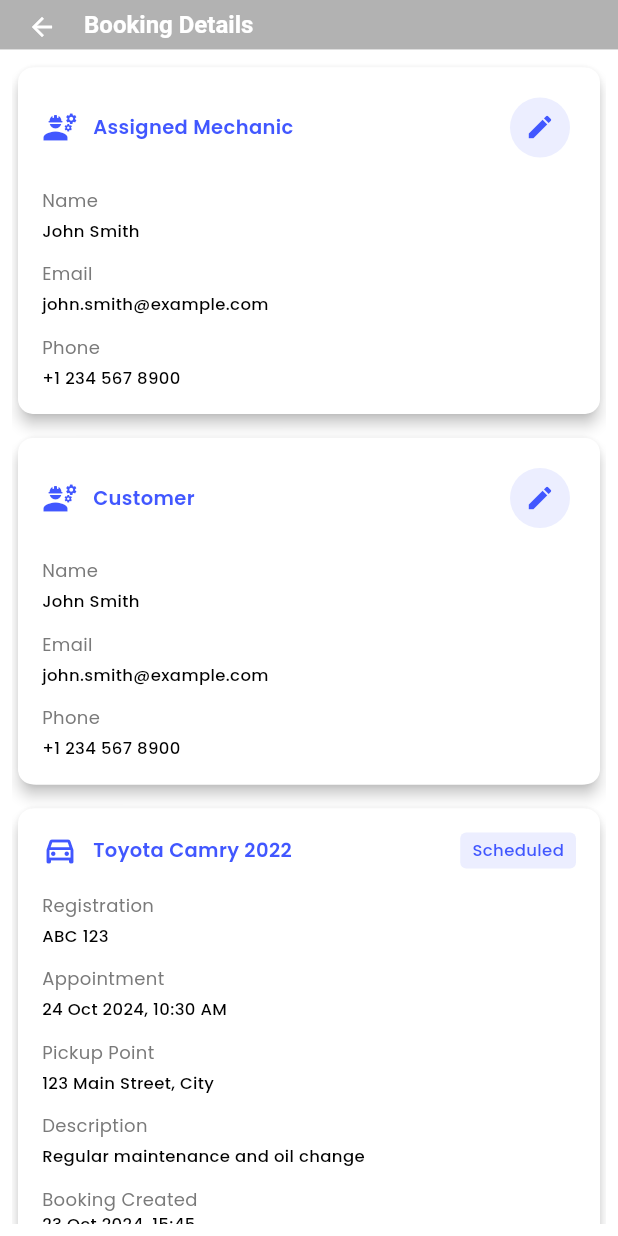
After one commit to esthieuk-nayeem/ICHIBANAUTO_HOME_ASSIGNMENT, a Flutter app: the BookingDetailsPage screen opened directly, on a phone screen of 412 x 824 dp. The commit adds this screen. Run offline on Flutter 3.47's test engine with Material 3 defaults, Android fonts, the phone set to English and light mode, and no system bars; our stand-ins replace awesome_snackbar_content, flutter_staggered_animations, get, get_storage, google_fonts, lottie and 2 more; accounts and stored records are empty.

Commit message:
bug fix , added booking details page and other related ui changes

```diff
--- /dev/null
+++ b/FRONTEND/car_workshop_app/lib/features/booking/presentation/components/booking_details_info_card.dart
@@ -0,0 +1,159 @@
+import 'package:flutter/material.dart';
+import 'package:google_fonts/google_fonts.dart';
+
+class BookingDetailsCard extends StatelessWidget {
+  final String carMake;
+  final String carModel;
+  final int carYear;
+  final String carRegistrationPlate;
+  final String bookingDescription;
+  final String pickupPoint;
+  final String appointmentDate;
+  final String appointmentTime;
+  final String status;
+  final String createdAt;
+
+  const BookingDetailsCard({
+    Key? key,
+    required this.carMake,
+    required this.carModel,
+    required this.carYear,
+    required this.carRegistrationPlate,
+    required this.bookingDescription,
+    required this.pickupPoint,
+    required this.appointmentDate,
+    required this.appointmentTime,
+    required this.status,
+    required this.createdAt,
+  }) : super(key: key);
+
+  @override
+  Widget build(BuildContext context) {
+    return Card(
+      child: Container(
+        padding: const EdgeInsets.all(16),
+        decoration: BoxDecoration(
+          borderRadius: BorderRadius.circular(10),
+          color: const Color(0xFFFFFFFF),
+        ),
+        width: MediaQuery.of(context).size.width - 20,
+        child: Column(
+          crossAxisAlignment: CrossAxisAlignment.start,
+          children: [
+            // Car Details Section
+            Row(
+              children: [
+                Icon(Icons.directions_car_outlined, color: Color(0xFF4157FF)),
+                const SizedBox(width: 10),
+                Text(
+                  "$carMake $carModel $carYear",
+                  style: GoogleFonts.poppins(
+                    fontSize: 13,
+                    fontWeight: FontWeight.w600,
+                    color: const Color(0xFF4157FF),
+                  ),
+                ),
+                const Spacer(),
+                Container(
+                  padding: EdgeInsets.symmetric(horizontal: 8, vertical: 4),
+                  decoration: BoxDecoration(
+                    color: Color(0xFF4157FF).withOpacity(0.1),
+                    borderRadius: BorderRadius.circular(4),
+                  ),
+                  child: Text(
+                    status,
+                    style: GoogleFonts.poppins(
+                      fontSize: 11,
+                      fontWeight: FontWeight.w500,
+                      color: Color(0xFF4157FF),
+                    ),
+                  ),
+                ),
+              ],
+            ),
+            const SizedBox(height: 16),
+
+            // Car Registration
+            _buildInfoRow("Registration", carRegistrationPlate),
+            const SizedBox(height: 12),
+
+            // Appointment Details
+            _buildInfoRow("Appointment", "$appointmentDate, $appointmentTime"),
+            const SizedBox(height: 12),
+
+            // Pickup Point
+            _buildInfoRow("Pickup Point", pickupPoint),
+            const SizedBox(height: 12),
+
+            // Description
+            Text(
+              "Description",
+              style: GoogleFonts.poppins(
+                fontWeight: FontWeight.w400,
+                fontSize: 12,
+                color: const Color(0xFF7A7A7A),
+              ),
+            ),
+            const SizedBox(height: 4),
+            Text(
+              bookingDescription,
+              style: GoogleFonts.poppins(
+                fontSize: 11,
+                fontWeight: FontWeight.w500,
+                color: const Color(0xFF000000),
+              ),
+            ),
+            const SizedBox(height: 12),
+
+            // Created At
+            Text(
+              "Booking Created",
+              style: GoogleFonts.poppins(
+                fontWeight: FontWeight.w400,
+                fontSize: 12,
+                color: const Color(0xFF7A7A7A),
+              ),
+            ),
+            Text(
+              createdAt,
+              style: GoogleFonts.poppins(
+                fontSize: 11,
+                fontWeight: FontWeight.w500,
+                color: const Color(0xFF000000),
+              ),
+            ),
+          ],
+        ),
+      ),
+    );
+  }
+
+  Widget _buildInfoRow(String label, String value) {
+    return Row(
+      children: [
+        Column(
+          crossAxisAlignment: CrossAxisAlignment.start,
+          children: [
+            Text(
+              label,
+              style: GoogleFonts.poppins(
+                fontWeight: FontWeight.w400,
+                fontSize: 12,
+                color: const Color(0xFF7A7A7A),
+              ),
+            ),
+            const SizedBox(height: 4),
+            Text(
+              value,
+              style: GoogleFonts.poppins(
+                fontSize: 11,
+                fontWeight: FontWeight.w500,
+                color: const Color(0xFF000000),
+              ),
+            ),
+          ],
+        ),
+      ],
+    );
+  }
+}
--- /dev/null
+++ b/FRONTEND/car_workshop_app/lib/features/booking/presentation/components/mechanic_details_card.dart
@@ -0,0 +1,107 @@
+import 'package:flutter/material.dart';
+import 'package:google_fonts/google_fonts.dart';
+
+class UserDetailsCard extends StatelessWidget {
+  final String mechanicName;
+  final String email;
+  final String phone;
+  final VoidCallback onUpdateMechanic;
+  final String label;
+
+  const UserDetailsCard({
+    Key? key,
+    required this.mechanicName,
+    required this.email,
+    required this.phone,
+    required this.onUpdateMechanic,
+    required this.label,
+  }) : super(key: key);
+
+  @override
+  Widget build(BuildContext context) {
+    return Card(
+      child: Container(
+        padding: const EdgeInsets.all(16),
+        decoration: BoxDecoration(
+          borderRadius: BorderRadius.circular(10),
+          color: const Color(0xFFFFFFFF),
+        ),
+        width: MediaQuery.of(context).size.width - 20,
+        child: Column(
+          crossAxisAlignment: CrossAxisAlignment.start,
+          children: [
+            // Mechanic Header Section
+            Row(
+              children: [
+                Icon(Icons.engineering, color: Color(0xFF4157FF)),
+                const SizedBox(width: 10),
+                Text(
+                  label,
+                  style: GoogleFonts.poppins(
+                    fontSize: 13,
+                    fontWeight: FontWeight.w600,
+                    color: const Color(0xFF4157FF),
+                  ),
+                ),
+                const Spacer(),
+                IconButton(
+                  onPressed: onUpdateMechanic,
+                  icon: Icon(
+                    Icons.edit,
+                    color: Color(0xFF4157FF),
+                    size: 20,
+                  ),
+                  style: IconButton.styleFrom(
+                    backgroundColor: Color(0xFF4157FF).withOpacity(0.1),
+                    padding: EdgeInsets.all(8),
+                  ),
+                ),
+              ],
+            ),
+            const SizedBox(height: 16),
+
+            // Mechanic Name
+            _buildInfoRow("Name", mechanicName),
+            const SizedBox(height: 12),
+
+            // Email
+            _buildInfoRow("Email", email),
+            const SizedBox(height: 12),
+
+            // Phone
+            _buildInfoRow("Phone", phone),
+          ],
+        ),
+      ),
+    );
+  }
+
+  Widget _buildInfoRow(String label, String value) {
+    return Row(
+      children: [
+        Column(
+          crossAxisAlignment: CrossAxisAlignment.start,
+          children: [
+            Text(
+              label,
+              style: GoogleFonts.poppins(
+                fontWeight: FontWeight.w400,
+                fontSize: 12,
+                color: const Color(0xFF7A7A7A),
+              ),
+            ),
+            const SizedBox(height: 4),
+            Text(
+              value,
+              style: GoogleFonts.poppins(
+                fontSize: 11,
+                fontWeight: FontWeight.w500,
+                color: const Color(0xFF000000),
+              ),
+            ),
+          ],
+        ),
+      ],
+    );
+  }
+}
--- /dev/null
+++ b/FRONTEND/car_workshop_app/lib/features/booking/presentation/pages/booking_details_page.dart
@@ -0,0 +1,67 @@
+import 'package:car_workshop_app/features/booking/presentation/components/booking_details_info_card.dart';
+import 'package:car_workshop_app/features/booking/presentation/components/mechanic_details_card.dart';
+import 'package:flutter/material.dart';
+
+class BookingDetailsPage extends StatefulWidget {
+  const BookingDetailsPage({super.key});
+
+  @override
+  State<BookingDetailsPage> createState() => _BookingDetailsPageState();
+}
+
+class _BookingDetailsPageState extends State<BookingDetailsPage> {
+  @override
+  Widget build(BuildContext context) {
+    return Scaffold(
+      appBar: AppBar(
+        title: Text("Booking Details"),
+      ),
+      body: Padding(
+        padding: const EdgeInsets.all(8.0),
+        child: SingleChildScrollView(
+          scrollDirection: Axis.vertical,
+          child: Column(
+            children: [
+              UserDetailsCard(
+                label: "Assigned Mechanic",
+                mechanicName: "John Smith",
+                email: "john.smith@example.com",
+                phone: "+1 234 567 8900",
+                onUpdateMechanic: () {
+                  // Handle mechanic update logic here
+                },
+              ),
+              SizedBox(
+                height: 8,
+              ),
+              UserDetailsCard(
+                label: "Customer",
+                mechanicName: "John Smith",
+                email: "john.smith@example.com",
+                phone: "+1 234 567 8900",
+                onUpdateMechanic: () {
+                  // Handle mechanic update logic here
+                },
+              ),
+              SizedBox(
+                height: 8,
+              ),
+              BookingDetailsCard(
+                carMake: "Toyota",
+                carModel: "Camry",
+                carYear: 2022,
+                carRegistrationPlate: "ABC 123",
+                bookingDescription: "Regular maintenance and oil change",
+                pickupPoint: "123 Main Street, City",
+                appointmentDate: "24 Oct 2024",
+                appointmentTime: "10:30 AM",
+                status: "Scheduled",
+                createdAt: "23 Oct 2024, 15:45",
+              ),
+            ],
+          ),
+        ),
+      ),
+    );
+  }
+}
--- a/FRONTEND/car_workshop_app/lib/features/booking/presentation/pages/order_list_page.dart
+++ b/FRONTEND/car_workshop_app/lib/features/booking/presentation/pages/order_list_page.dart
@@ -3,6 +3,7 @@ import 'package:car_workshop_app/features/booking/models/booking_data_model.dart
 import 'package:car_workshop_app/features/booking/presentation/components/bottom_nav_bar.dart';
 import 'package:car_workshop_app/features/booking/presentation/components/order_card_item.dart';
 import 'package:car_workshop_app/features/booking/presentation/pages/admin_dashboard.dart';
+import 'package:car_workshop_app/features/booking/presentation/pages/booking_details_page.dart';
 import 'package:car_workshop_app/features/booking/presentation/pages/profile_page.dart';
 import 'package:flutter/material.dart';
 import 'package:flutter_staggered_animations/flutter_staggered_animations.dart';
@@ -42,6 +43,9 @@ class _BookingListPageState extends State<BookingListPage> {
                     child: Padding(
                       padding: const EdgeInsets.only(bottom: 16.0),
                       child: OrderListCard(
+                        onTap: () {
+                          Get.to(BookingDetailsPage());
+                        },
                         carName: widget.orders[index].carMake.toString(),
                         orderDate:
                             widget.orders[index].appointmentDate.toString(),
--- a/FRONTEND/car_workshop_app/pubspec.yaml
+++ b/FRONTEND/car_workshop_app/pubspec.yaml
@@ -22,6 +22,8 @@ dependencies:
   flutter_staggered_animations: ^1.0.0
   table_calendar: ^3.0.0
   intl: ^0.18.1
+  google_fonts: ^6.1.0
+  url_launcher: ^6.2.1
 
 
 
```
Also changed, not shown: FRONTEND/car_workshop_app/lib/features/booking/presentation/components/info_card.dart (added, +121 -0 lines), FRONTEND/car_workshop_app/lib/features/booking/presentation/components/order_card_item.dart (+59 -44 lines), FRONTEND/car_workshop_app/lib/features/booking/presentation/components/status_card.dart (added, +65 -0 lines), FRONTEND/car_workshop_app/pubspec.lock, 5 other files.
